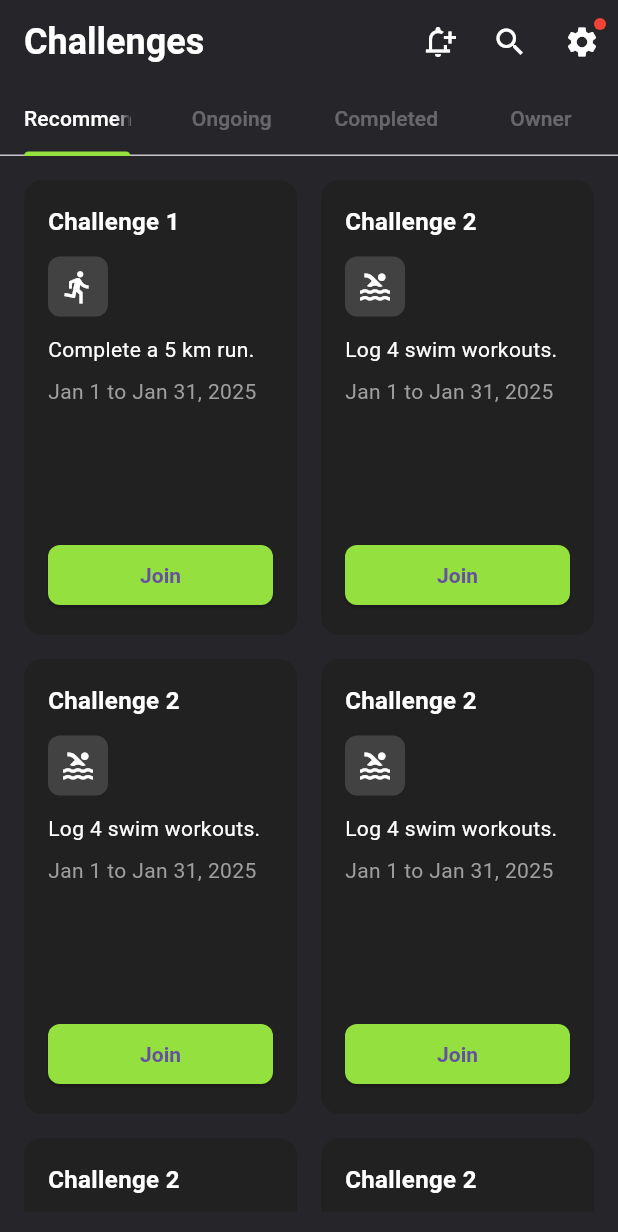
After one commit to tuongkhtn/runmate, a Flutter app: the ChallengeScreen screen opened by its route, on a phone screen of 412 x 824 dp. The commit adds this screen. Shown: the top 1232 px of the screen. Run offline on Flutter 3.47's test engine with Material 3 defaults, Android fonts, the phone set to English and light mode, and no system bars; our stand-ins replace cloud_firestore, firebase_auth, firebase_core, geolocator, google_maps_flutter, sensors_plus and 1 more; accounts and stored records are empty.

Commit message:
add challenge screen

```diff
--- /dev/null
+++ b/devtools_options.yaml
@@ -0,0 +1,3 @@
+description: This file stores settings for Dart & Flutter DevTools.
+documentation: https://docs.flutter.dev/tools/devtools/extensions#configure-extension-enablement-states
+extensions:
--- /dev/null
+++ b/lib/features/challenge/screens/challenge_screen.dart
@@ -0,0 +1,83 @@
+import 'package:flutter/material.dart';
+import '../../../common/utils/constants.dart';
+import 'recommended_screen.dart';
+
+class ChallengeScreen extends StatelessWidget {
+  const ChallengeScreen({super.key});
+
+  @override
+  Widget build(BuildContext context) {
+
+    return DefaultTabController(
+      length: 4, // Số lượng tab
+      child: Scaffold(
+        appBar: AppBar(
+          automaticallyImplyLeading: false,
+          backgroundColor: kSecondaryColor,
+          elevation: 0,
+          bottom: const TabBar(
+            indicatorColor: kPrimaryColor, // Màu của thanh chọn
+            unselectedLabelColor: Colors.white30,
+            labelColor: Colors.white,
+            tabs: [
+              Tab(text: 'Recommended', ),
+              Tab(text: 'Ongoing'),
+              Tab(text: 'Completed'),
+              Tab(text: 'Owner'),
+            ],
+          ),
+          title: const Text(
+            'Challenges',
+            style: TextStyle(
+                fontSize: 24,
+                fontWeight: FontWeight.bold,
+                color: Colors.white
+            ),
+          ),
+          actions: [
+            IconButton(
+              icon: const Icon(Icons.notification_add_outlined),
+              color: Colors.white,
+              onPressed: () {},
+            ),
+            IconButton(
+              icon: const Icon(Icons.search),
+              color: Colors.white,
+              onPressed: () {},
+            ),
+            Stack(
+              children: [
+                IconButton(
+                  icon: const Icon(Icons.settings),
+                  color: Colors.white,
+                  onPressed: () {},
+                ),
+                Positioned(
+                  right: 8,
+                  top: 8,
+                  child: Container(
+                    width: 8,
+                    height: 8,
+                    decoration: const BoxDecoration(
+                      color: Colors.red,
+                      shape: BoxShape.circle,
+                    ),
+                  ),
+                ),
+              ],
+            ),
+          ],
+        ),
+        body: const TabBarView(
+          children: [
+            // Các nội dung hiển thị trong từng tab
+            RecommendedList(),
+            RecommendedList(),
+            RecommendedList(),
+            RecommendedList(),
+          ],
+        ),
+      ),
+    );
+  }
+}
--- /dev/null
+++ b/lib/features/challenge/screens/recommended_screen.dart
@@ -0,0 +1,144 @@
+import 'package:flutter/material.dart';
+import 'package:runmate/common/utils/constants.dart';
+
+class RecommendedList extends StatefulWidget {
+  const RecommendedList({super.key});
+
+  @override
+  State<StatefulWidget> createState() => _RecommendedListState();
+}
+
+class _RecommendedListState extends State<RecommendedList> {
+
+  bool _isLoading = false;
+
+  @override
+  Widget build(BuildContext context) {
+    if (_isLoading) {
+      return const Scaffold(
+        body: Center(child: CircularProgressIndicator()),
+        backgroundColor: kSecondaryColor,
+      );
+    }
+
+    return Scaffold(
+      backgroundColor: kSecondaryColor, // Màu nền của toàn bộ body
+      body: Padding(
+        padding: const EdgeInsets.all(16.0),
+        child: GridView.count(
+          crossAxisCount: 2, // Hiển thị 2 cột
+          crossAxisSpacing: 16, // Khoảng cách giữa các cột
+          mainAxisSpacing: 16, // Khoảng cách giữa các hàng
+          childAspectRatio: 0.6, // Tỷ lệ width/height của mỗi card
+          children: [
+            _buildChallengeCard(
+              'Challenge 1',
+              'Complete a 5 km run.',
+              'Jan 1 to Jan 31, 2025',
+              Icons.directions_run,
+            ),
+            _buildChallengeCard(
+              'Challenge 2',
+              'Log 4 swim workouts.',
+              'Jan 1 to Jan 31, 2025',
+              Icons.pool,
+            ),
+            _buildChallengeCard(
+              'Challenge 2',
+              'Log 4 swim workouts.',
+              'Jan 1 to Jan 31, 2025',
+              Icons.pool,
+            ),
+            _buildChallengeCard(
+              'Challenge 2',
+              'Log 4 swim workouts.',
+              'Jan 1 to Jan 31, 2025',
+              Icons.pool,
+            ),
+            _buildChallengeCard(
+              'Challenge 2',
+              'Log 4 swim workouts.',
+              'Jan 1 to Jan 31, 2025',
+              Icons.pool,
+            ),
+            _buildChallengeCard(
+              'Challenge 2',
+              'Log 4 swim workouts.',
+              'Jan 1 to Jan 31, 2025',
+              Icons.pool,
+            ),
+          ],
+        ),
+      ),
+    );
+  }
+
+  Widget _buildChallengeCard(String title, String description, String period, IconData icon) {
+    return Container(
+      padding: const EdgeInsets.all(16),
+      decoration: BoxDecoration(
+        color: Colors.grey[900],
+        borderRadius: BorderRadius.circular(12),
+      ),
+      child: Column(
+        mainAxisAlignment: MainAxisAlignment.spaceBetween,
+        crossAxisAlignment: CrossAxisAlignment.start,
+        children: [
+          Column(
+            crossAxisAlignment: CrossAxisAlignment.start,
+            children: [
+              Text(
+                title,
+                style: const TextStyle(
+                  fontWeight: FontWeight.bold,
+                  fontSize: 16,
+                  color: Colors.white,
+                ),
+              ),
+              const SizedBox(height: 12),
+              Container(
+                padding: const EdgeInsets.all(8),
+                decoration: BoxDecoration(
+                  color: Colors.grey[800],
+                  borderRadius: BorderRadius.circular(8),
+                ),
+                child: Icon(icon, size: 24, color: Colors.white),
+              ),
+              const SizedBox(height: 12),
+              Text(
+                description,
+                style: const TextStyle(color: Colors.white),
+              ),
+              const SizedBox(height: 8),
+              Text(
+                period,
+                style: TextStyle(
+                  color: Colors.grey[500],
+                  fontSize: 14,
+                ),
+              ),
+            ],
+          ),
+          SizedBox(
+            width: double.infinity,
+            child: ElevatedButton(
+              onPressed: () {},
+              style: ElevatedButton.styleFrom(
+                backgroundColor: kPrimaryColor,
+                padding: const EdgeInsets.symmetric(vertical: 12),
+                shape: RoundedRectangleBorder(
+                  borderRadius: BorderRadius.circular(8),
+                ),
+                textStyle: const TextStyle(
+                  color: Colors.black,
+                  fontWeight: FontWeight.bold
+                ),
+              ),
+              child: const Text('Join',),
+            ),
+          ),
+        ],
+      ),
+    );
+  }
+}
--- a/lib/main.dart
+++ b/lib/main.dart
@@ -6,6 +6,8 @@ import "features/auth/screens/login_screen.dart";
 import "features/auth/screens/register_screen.dart";
 import "features/profile/screens/profile_screen.dart";
 import "common/providers/user_provider.dart";
+import "features/let_run/screens/run_screen.dart";
+import "features/challenge/screens/challenge_screen.dart";
 
 void main() async {
   WidgetsFlutterBinding.ensureInitialized();
@@ -31,6 +33,7 @@ class MyApp extends StatelessWidget {
           '/register': (context) => const RegisterScreen(),
           '/home': (context) => const ProfileScreen(),
           '/let_run': (context) => const RunScreen(),
+          '/challenge': (context) => const ChallengeScreen(),
       },
         initialRoute: '/let_run',
       ),
```
Also changed, not shown: pubspec.lock.
